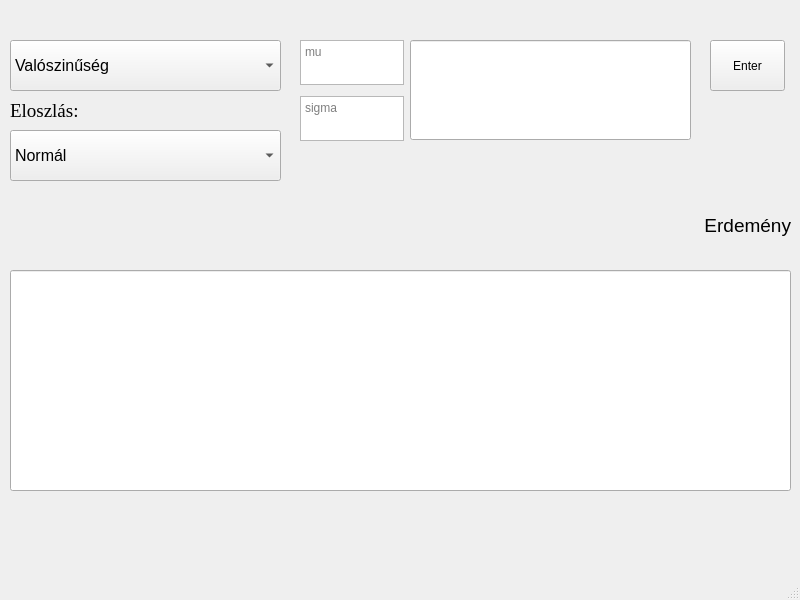
Above: Engineering calculator/UI_files/prob_and_stat.ui from Ilonczai-Andras/Mernoki-szamologep-szakdolgozat before the change. Below: the same form after it.
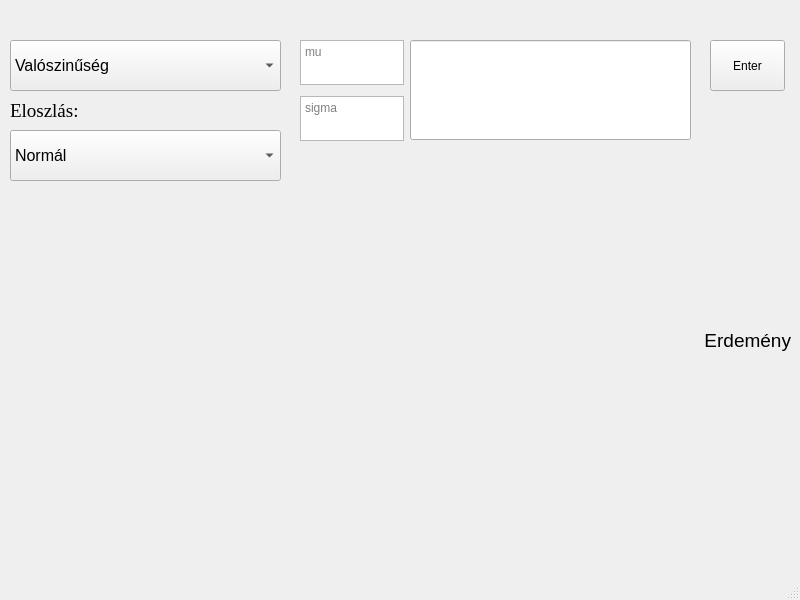
That is the form after the change.

Commit message: prob stat refactor

Diff of the .ui file:
```diff
--- a/Engineering calculator/UI_files/prob_and_stat.ui
+++ b/Engineering calculator/UI_files/prob_and_stat.ui
@@ -75,7 +75,7 @@
       <x>10</x>
       <y>190</y>
       <width>781</width>
-      <height>71</height>
+      <height>300</height>
      </rect>
     </property>
     <property name="font">
@@ -203,16 +203,6 @@
      <string>sigma</string>
     </property>
    </widget>
-   <widget class="QLineEdit" name="lineEdit_3">
-    <property name="geometry">
-     <rect>
-      <x>10</x>
-      <y>270</y>
-      <width>781</width>
-      <height>221</height>
-     </rect>
-    </property>
-   </widget>
   </widget>
   <widget class="QMenuBar" name="menubar">
    <property name="geometry">
```
The commit also changes 1 other file.
